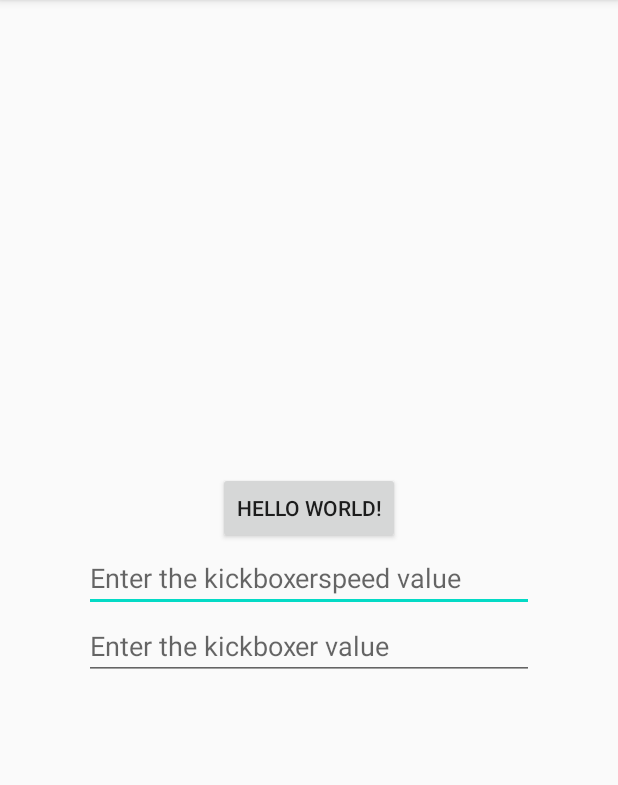
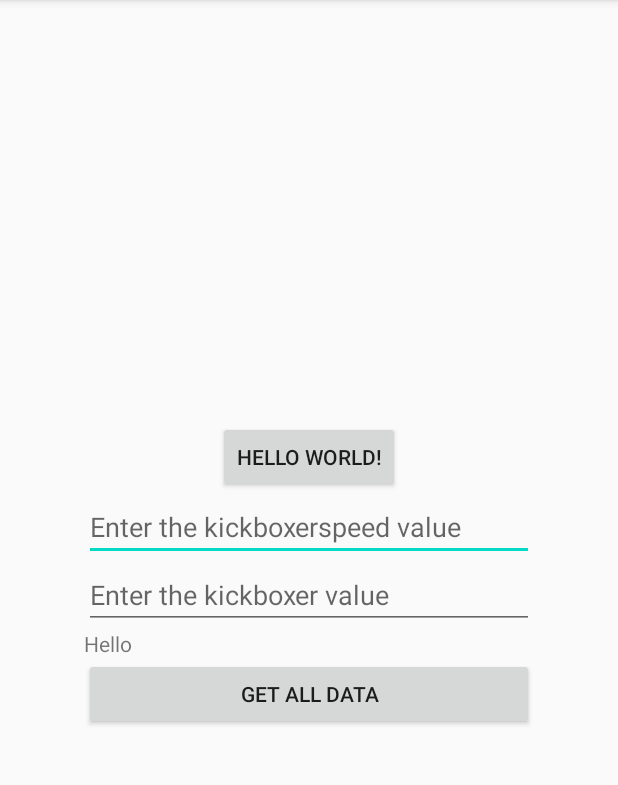
Before and after one commit to shoaib332433/Instagram, an Android app: the screen it shows after launch (MainActivity), on a phone screen of 412 x 824 dp, the part 84-869 px from its top. Run offline under Robolectric (Android 15) with nearby library versions, the phone set to English and light mode, and no system bars; libraries missing offline, so code that uses them is left out: com.parse, com.shashank.sony; 2 statements that could not run were skipped.

Commit message:
Retrive data from cloud or server is sucessfully done

```diff
--- a/app/src/main/java/com/example/instagram/MainActivity.java
+++ b/app/src/main/java/com/example/instagram/MainActivity.java
@@ -4,19 +4,29 @@ import androidx.appcompat.app.AppCompatActivity;
 
 import android.os.Bundle;
 import android.view.View;
+import android.widget.Button;
 import android.widget.EditText;
+import android.widget.TextView;
 import android.widget.Toast;
 
+import com.parse.FindCallback;
+import com.parse.GetCallback;
 import com.parse.Parse;
 import com.parse.ParseException;
 import com.parse.ParseInstallation;
 import com.parse.ParseObject;
+import com.parse.ParseQuery;
 import com.parse.SaveCallback;
 import com.shashank.sony.fancytoastlib.FancyToast;
+
+import java.util.List;
 
 public class MainActivity extends AppCompatActivity {
 
     EditText kickboxer,kickboxerspeed;
+    TextView txt;
+    Button getalldata;
+    String getalldatar;
 
     @Override
     protected void onCreate(Bundle savedInstanceState) {
@@ -28,6 +38,57 @@ public class MainActivity extends AppCompatActivity {
         kickboxer=findViewById(R.id.kickboxer);
         kickboxerspeed=findViewById(R.id.kickboxerspeed);
 
+        txt=findViewById(R.id.datafromserver);
+
+        txt.setOnClickListener(new View.OnClickListener() {
+            @Override
+            public void onClick(View v) {
+
+                try {
+                    final ParseQuery<ParseObject> obj=new ParseQuery<ParseObject>("Boxer");
+                    obj.getInBackground("0fwTH5Hb88", new GetCallback<ParseObject>() {
+                        @Override
+                        public void done(ParseObject object, ParseException e) {
+
+                            if (object != null && e==null){
+                                txt.setText("Kickboxerspeed: "+object.get("kickboxerspeed"));
+                            }
+                        }
+                    });
+
+
+                }catch (Exception e){
+                    FancyToast.makeText(MainActivity.this,e.getMessage().toString(),Toast.LENGTH_SHORT,FancyToast.ERROR,true).show();
+                }
+
+
+            }
+        });
+
+
+        getalldata=findViewById(R.id.getalldata);
+
+        getalldata.setOnClickListener(new View.OnClickListener() {
+            @Override
+            public void onClick(View v) {
+                getalldatar="";
+
+                ParseQuery<ParseObject> obj=ParseQuery.getQuery("Boxer");
+                obj.findInBackground(new FindCallback<ParseObject>() {
+                    @Override
+                    public void done(List<ParseObject> objects, ParseException e) {
+                        if (e==null){
+                            if (objects.size()>0){
+                                for(ParseObject kickdata : objects){
+                                    getalldatar=getalldatar+kickdata.get("kickboxerspeed")+"\n";
+                                }
+                                FancyToast.makeText(MainActivity.this,getalldatar+"",FancyToast.LENGTH_SHORT,FancyToast.SUCCESS,true).show();
+                            }
+                        }
+                    }
+                });
+            }
+        });
     }
 
     public void clicksavedataincloud(View view) {
@@ -41,16 +102,16 @@ public class MainActivity extends AppCompatActivity {
             boxer.saveInBackground(new SaveCallback() {
                 @Override
                 public void done(ParseException e) {
-                    if (e == null) {
-                        FancyToast.makeText(MainActivity.this, "Sucessfully", FancyToast.LENGTH_SHORT, FancyToast.SUCCESS, true).show();
-                    } else {
-                        Toast.makeText(MainActivity.this, e.getMessage() + "", Toast.LENGTH_SHORT).show();
+                    if (e==null){
+                        FancyToast.makeText(MainActivity.this,"Sucessfully",Toast.LENGTH_SHORT,FancyToast.SUCCESS,true).show();
+                    }else{
+                        FancyToast.makeText(MainActivity.this,"Error",Toast.LENGTH_SHORT,FancyToast.ERROR,true).show();
                     }
-
                 }
             });
-        } catch (Exception e) {
-            FancyToast.makeText(MainActivity.this, e.getMessage(), FancyToast.LENGTH_SHORT, FancyToast.ERROR, true).show();
+
+        }catch (Exception e){
+            FancyToast.makeText(this,e.getMessage().toString(),Toast.LENGTH_SHORT,FancyToast.ERROR,true).show();
         }
 
 
--- a/app/src/main/res/layout/activity_main.xml
+++ b/app/src/main/res/layout/activity_main.xml
@@ -35,6 +35,20 @@
             android:hint="Enter the kickboxer value"
             />
 
+        <TextView
+            android:id="@+id/datafromserver"
+            android:layout_width="match_parent"
+            android:layout_height="wrap_content"
+            android:text="Hello"
+            />
+
+        <Button
+            android:id="@+id/getalldata"
+            android:layout_width="match_parent"
+            android:layout_height="wrap_content"
+            android:text="Get All data"
+            />
+
     </LinearLayout>
 
 
```
Also changed, not shown: app/src/main/java/com/example/instagram/App.java (+4 -5 lines), 140 other files.
